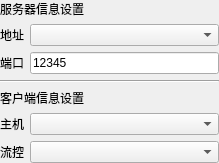
Qt form src/pages/websocket/server/SAKWebSocketServerDeviceController.ui (x-tools-author/x-tools) before a commit.
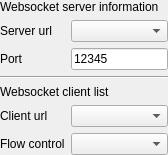
The same form after that commit.

Diff of the .ui file:
```diff
--- a/src/pages/websocket/server/SAKWebSocketServerDeviceController.ui
+++ b/src/pages/websocket/server/SAKWebSocketServerDeviceController.ui
@@ -6,8 +6,8 @@
    <rect>
     <x>0</x>
     <y>0</y>
-    <width>219</width>
-    <height>143</height>
+    <width>168</width>
+    <height>151</height>
    </rect>
   </property>
   <property name="windowTitle">
@@ -39,14 +39,14 @@
    <item row="0" column="0" colspan="2">
     <widget class="QLabel" name="label_5">
      <property name="text">
-      <string>服务器信息设置</string>
+      <string>Websocket server information</string>
      </property>
     </widget>
    </item>
    <item row="4" column="0" colspan="2">
     <widget class="QLabel" name="label_6">
      <property name="text">
-      <string>客户端信息设置</string>
+      <string>Websocket client list</string>
      </property>
     </widget>
    </item>
@@ -60,7 +60,7 @@
    <item row="5" column="0">
     <widget class="QLabel" name="label">
      <property name="text">
-      <string>主机</string>
+      <string>Client url</string>
      </property>
     </widget>
    </item>
@@ -70,21 +70,21 @@
    <item row="1" column="0">
     <widget class="QLabel" name="label_3">
      <property name="text">
-      <string>地址</string>
+      <string>Server url</string>
      </property>
     </widget>
    </item>
    <item row="2" column="0">
     <widget class="QLabel" name="label_4">
      <property name="text">
-      <string>端口</string>
+      <string>Port</string>
      </property>
     </widget>
    </item>
    <item row="6" column="0">
     <widget class="QLabel" name="label_2">
      <property name="text">
-      <string>流控</string>
+      <string>Flow control</string>
      </property>
     </widget>
    </item>
```
